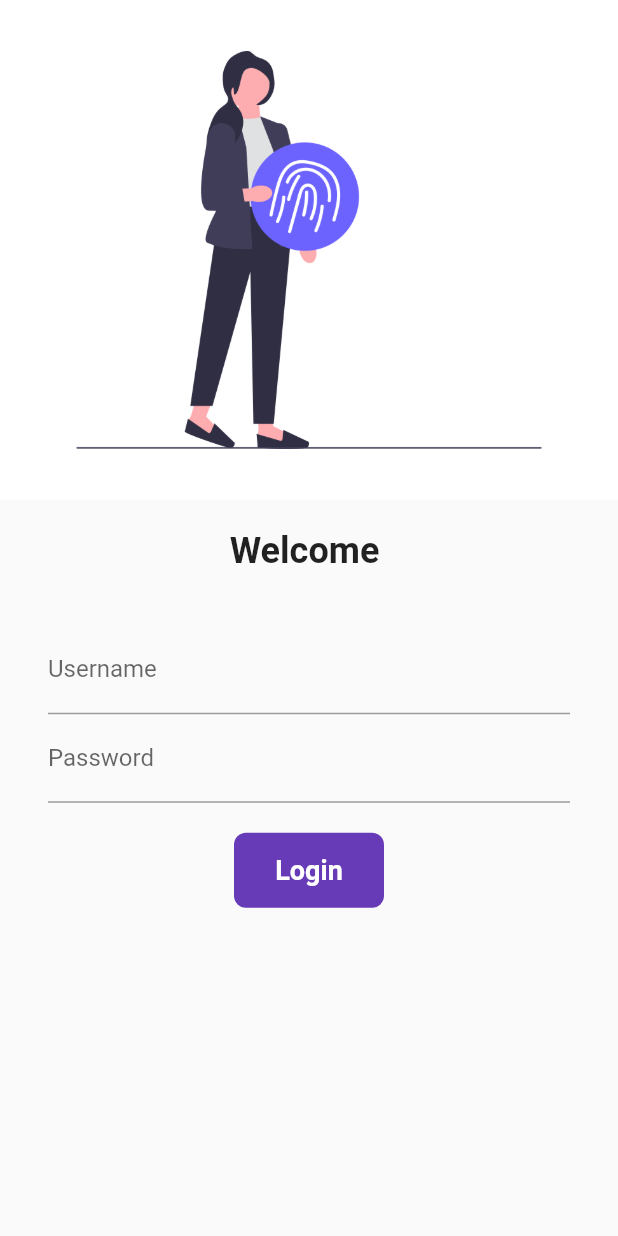
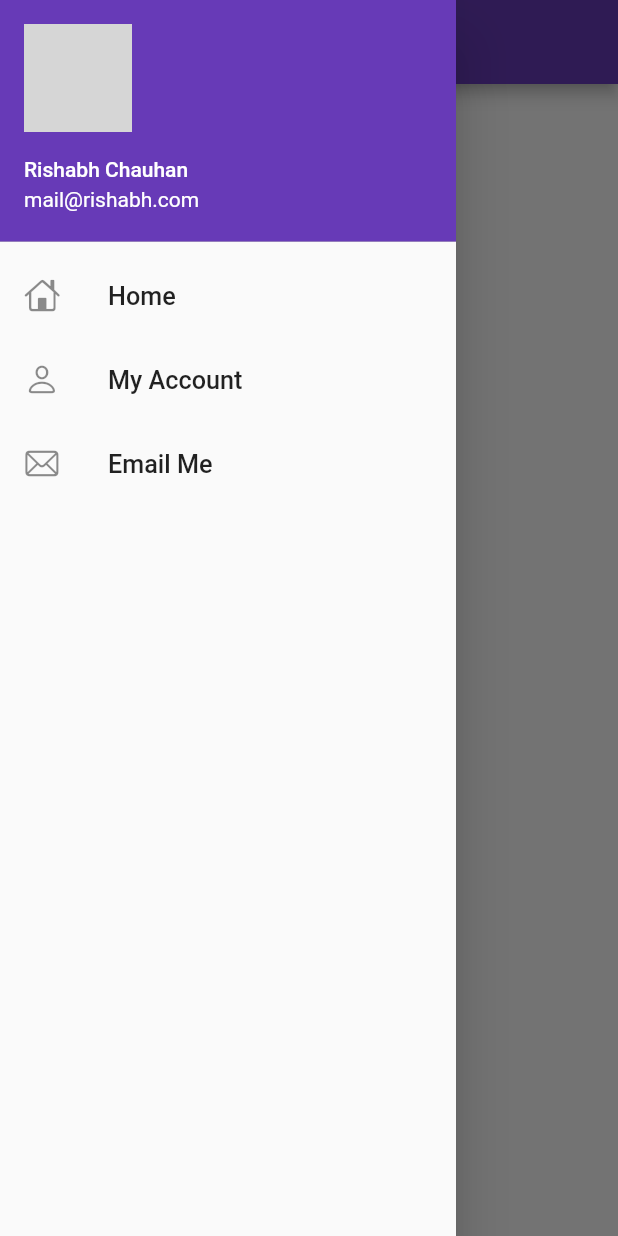
Before and after one commit to rishabhchauhan421/30DaysOfFlutter, a Flutter app: the screen it shows after launch, with the side drawer open (before the commit the screen has no drawer), on a phone screen of 412 x 824 dp. Run offline on Flutter 3.47's test engine with Material 2 defaults, Android fonts, the phone set to English and light mode, and no system bars; network calls fail; grey boxes are pictures that could not be loaded.

Commit message:
Day 8 Completed

```diff
--- a/lib/main.dart
+++ b/lib/main.dart
@@ -17,7 +17,8 @@ class MyApp extends StatelessWidget {
         theme: ThemeData(
           primarySwatch: Colors.deepPurple,
         ),
-        initialRoute: '/login',
+        initialRoute: MyRoutes.HOMEROUTE,
+        debugShowCheckedModeBanner: false,
         routes: {
           MyRoutes.ROOTROUTE: (context) => HomePage(),
           MyRoutes.HOMEROUTE: (context) => HomePage(),
--- a/lib/pages/home_page.dart
+++ b/lib/pages/home_page.dart
@@ -1,6 +1,8 @@
 import 'package:flutter/material.dart';
 import 'package:flutter/src/widgets/framework.dart';
 import 'package:flutter/src/widgets/placeholder.dart';
+
+import 'package:frontend/widgets/drawer.dart';
 
 class HomePage extends StatelessWidget {
   const HomePage({super.key});
@@ -18,7 +20,7 @@ class HomePage extends StatelessWidget {
               fontSize: 20, color: Colors.red, fontWeight: FontWeight.bold),
         ),
       ),
-      drawer: Drawer(),
+      drawer: MyDrawer(),
     );
   }
 }
--- /dev/null
+++ b/lib/widgets/drawer.dart
@@ -0,0 +1,53 @@
+import 'package:flutter/cupertino.dart';
+import 'package:flutter/src/widgets/framework.dart';
+import 'package:flutter/src/widgets/placeholder.dart';
+import 'package:flutter/material.dart';
+
+class MyDrawer extends StatelessWidget {
+  const MyDrawer({super.key});
+
+  final imageUrl =
+      'https://images.pexels.com/photos/220453/pexels-photo-220453.jpeg?cs=srgb&dl=pexels-pixabay-220453.jpg';
+
+  @override
+  Widget build(BuildContext context) {
+    return Drawer(
+      child: ListView(children: [
+        DrawerHeader(
+          padding: EdgeInsets.zero,
+          child: UserAccountsDrawerHeader(
+            margin: EdgeInsets.zero,
+            currentAccountPicture:
+                CircleAvatar(backgroundImage: NetworkImage(imageUrl)),
+            accountName: Text("Rishabh Chauhan"),
+            accountEmail: Text("mail@rishabh.com"),
+          ),
+        ),
+        ListTile(
+            leading: Icon(
+              CupertinoIcons.home,
+            ),
+            title: Text(
+              "Home",
+              textScaleFactor: 1.2,
+            )),
+        ListTile(
+            leading: Icon(
+              CupertinoIcons.person,
+            ),
+            title: Text(
+              "My Account",
+              textScaleFactor: 1.2,
+            )),
+        ListTile(
+            leading: Icon(
+              CupertinoIcons.mail,
+            ),
+            title: Text(
+              "Email Me",
+              textScaleFactor: 1.2,
+            ))
+      ]),
+    );
+  }
+}
```
